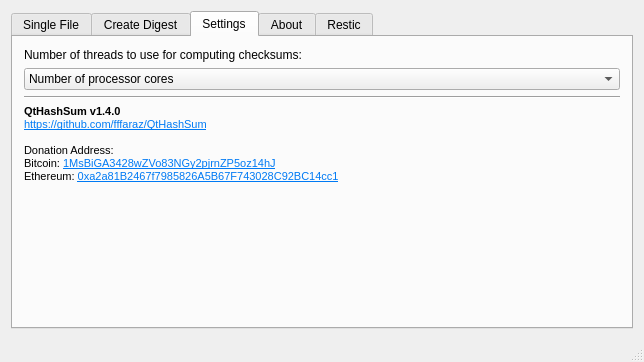
fffaraz/QtHashSum, file src/mainwindow.ui: the form before one commit.
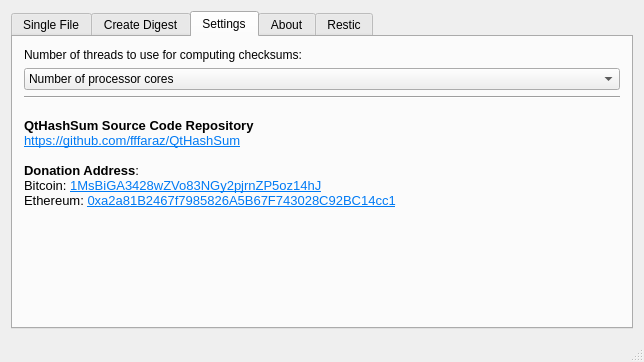
The form after the commit. The open tabs and pages were chosen to show the change.

What changed in the file:
```diff
--- a/src/mainwindow.ui
+++ b/src/mainwindow.ui
@@ -289,13 +289,14 @@
 &lt;html&gt;&lt;head&gt;&lt;meta name=&quot;qrichtext&quot; content=&quot;1&quot; /&gt;&lt;style type=&quot;text/css&quot;&gt;
 p, li { white-space: pre-wrap; }
 &lt;/style&gt;&lt;/head&gt;&lt;body style=&quot; font-family:'MS Shell Dlg 2'; font-size:8pt; font-weight:400; font-style:normal;&quot;&gt;
-&lt;p style=&quot; margin-top:0px; margin-bottom:0px; margin-left:0px; margin-right:0px; -qt-block-indent:0; text-indent:0px;&quot;&gt;&lt;span style=&quot; font-weight:600;&quot;&gt;QtHashSum v1.4.0&lt;/span&gt;&lt;/p&gt;
-&lt;p style=&quot; margin-top:0px; margin-bottom:0px; margin-left:0px; margin-right:0px; -qt-block-indent:0; text-indent:0px;&quot;&gt;&lt;a href=&quot;https://github.com/fffaraz/QtHashSum&quot;&gt;&lt;span style=&quot; text-decoration: underline; color:#007af4;&quot;&gt;https://github.com/fffaraz/QtHashSum&lt;/span&gt;&lt;/a&gt;&lt;/p&gt;
 &lt;p style=&quot;-qt-paragraph-type:empty; margin-top:0px; margin-bottom:0px; margin-left:0px; margin-right:0px; -qt-block-indent:0; text-indent:0px;&quot;&gt;&lt;br /&gt;&lt;/p&gt;
-&lt;p style=&quot; margin-top:0px; margin-bottom:0px; margin-left:0px; margin-right:0px; -qt-block-indent:0; text-indent:0px;&quot;&gt;Donation Address:&lt;/p&gt;
-&lt;p style=&quot; margin-top:0px; margin-bottom:0px; margin-left:0px; margin-right:0px; -qt-block-indent:0; text-indent:0px;&quot;&gt;Bitcoin: &lt;a href=&quot;https://www.blockchain.com/btc/address/1MsBiGA3428wZVo83NGy2pjrnZP5oz14hJ&quot;&gt;&lt;span style=&quot; text-decoration: underline; color:#007af4;&quot;&gt;1MsBiGA3428wZVo83NGy2pjrnZP5oz14hJ&lt;/span&gt;&lt;/a&gt;&lt;/p&gt;
-&lt;p style=&quot; margin-top:0px; margin-bottom:0px; margin-left:0px; margin-right:0px; -qt-block-indent:0; text-indent:0px;&quot;&gt;Ethereum: &lt;a href=&quot;https://etherscan.io/address/0xa2a81B2467f7985826A5B67F743028C92BC14cc1&quot;&gt;&lt;span style=&quot; text-decoration: underline; color:#007af4;&quot;&gt;0xa2a81B2467f7985826A5B67F743028C92BC14cc1&lt;/span&gt;&lt;/a&gt;&lt;/p&gt;
-&lt;p style=&quot;-qt-paragraph-type:empty; margin-top:0px; margin-bottom:0px; margin-left:0px; margin-right:0px; -qt-block-indent:0; text-indent:0px;&quot;&gt;&lt;br /&gt;&lt;/p&gt;&lt;/body&gt;&lt;/html&gt;</string>
+&lt;p style=&quot; margin-top:0px; margin-bottom:0px; margin-left:0px; margin-right:0px; -qt-block-indent:0; text-indent:0px;&quot;&gt;&lt;span style=&quot; font-size:10pt; font-weight:600;&quot;&gt;QtHashSum Source Code Repository&lt;/span&gt;&lt;/p&gt;
+&lt;p style=&quot; margin-top:0px; margin-bottom:0px; margin-left:0px; margin-right:0px; -qt-block-indent:0; text-indent:0px;&quot;&gt;&lt;a href=&quot;https://github.com/fffaraz/QtHashSum&quot;&gt;&lt;span style=&quot; font-size:10pt; text-decoration: underline; color:#007af4;&quot;&gt;https://github.com/fffaraz/QtHashSum&lt;/span&gt;&lt;/a&gt;&lt;/p&gt;
+&lt;p style=&quot;-qt-paragraph-type:empty; margin-top:0px; margin-bottom:0px; margin-left:0px; margin-right:0px; -qt-block-indent:0; text-indent:0px; font-size:10pt;&quot;&gt;&lt;br /&gt;&lt;/p&gt;
+&lt;p style=&quot; margin-top:0px; margin-bottom:0px; margin-left:0px; margin-right:0px; -qt-block-indent:0; text-indent:0px;&quot;&gt;&lt;span style=&quot; font-size:10pt; font-weight:600;&quot;&gt;Donation Address&lt;/span&gt;&lt;span style=&quot; font-size:10pt;&quot;&gt;:&lt;/span&gt;&lt;/p&gt;
+&lt;p style=&quot; margin-top:0px; margin-bottom:0px; margin-left:0px; margin-right:0px; -qt-block-indent:0; text-indent:0px;&quot;&gt;&lt;span style=&quot; font-size:10pt;&quot;&gt;Bitcoin: &lt;/span&gt;&lt;a href=&quot;https://www.blockchain.com/btc/address/1MsBiGA3428wZVo83NGy2pjrnZP5oz14hJ&quot;&gt;&lt;span style=&quot; font-size:10pt; text-decoration: underline; color:#007af4;&quot;&gt;1MsBiGA3428wZVo83NGy2pjrnZP5oz14hJ&lt;/span&gt;&lt;/a&gt;&lt;/p&gt;
+&lt;p style=&quot; margin-top:0px; margin-bottom:0px; margin-left:0px; margin-right:0px; -qt-block-indent:0; text-indent:0px;&quot;&gt;&lt;span style=&quot; font-size:10pt;&quot;&gt;Ethereum: &lt;/span&gt;&lt;a href=&quot;https://etherscan.io/address/0xa2a81B2467f7985826A5B67F743028C92BC14cc1&quot;&gt;&lt;span style=&quot; font-size:10pt; text-decoration: underline; color:#007af4;&quot;&gt;0xa2a81B2467f7985826A5B67F743028C92BC14cc1&lt;/span&gt;&lt;/a&gt;&lt;/p&gt;
+&lt;p style=&quot;-qt-paragraph-type:empty; margin-top:0px; margin-bottom:0px; margin-left:0px; margin-right:0px; -qt-block-indent:0; text-indent:0px; font-size:10pt;&quot;&gt;&lt;br /&gt;&lt;/p&gt;&lt;/body&gt;&lt;/html&gt;</string>
           </property>
          </widget>
         </item>
```
Left out of the diff: 9 changed lines with no effect on the pictures.
